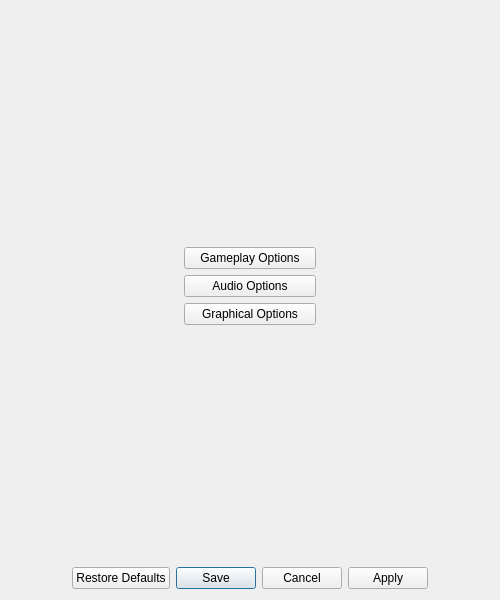
The window that Source/Widgets/settings_dialog.ui (CorruptedBrainn/The-VALUE) describes before a commit, drawn with Qt 5.
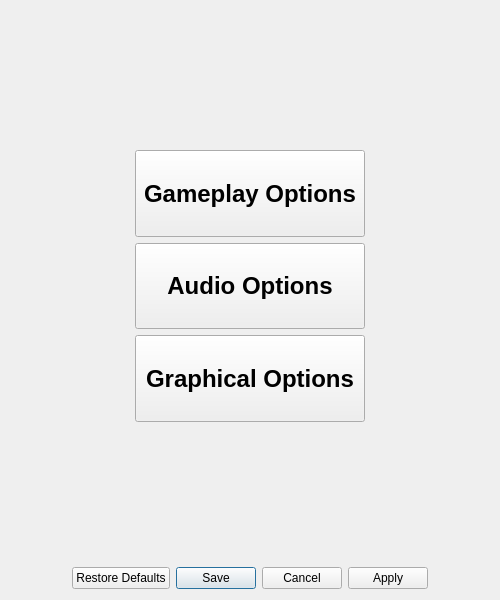
The same window after the commit.

```diff
--- a/Source/Widgets/settings_dialog.ui
+++ b/Source/Widgets/settings_dialog.ui
@@ -20,9 +20,21 @@
       <number>0</number>
      </property>
      <widget class="QWidget" name="page">
-      <layout class="QGridLayout" name="gridLayout" rowstretch="3,1,1,1,3" columnstretch="5,4,5">
+      <layout class="QGridLayout" name="gridLayout" rowstretch="3,2,2,2,3" columnstretch="1,2,1">
        <item row="2" column="1">
         <widget class="QPushButton" name="audioButton">
+         <property name="sizePolicy">
+          <sizepolicy hsizetype="Minimum" vsizetype="Preferred">
+           <horstretch>0</horstretch>
+           <verstretch>0</verstretch>
+          </sizepolicy>
+         </property>
+         <property name="font">
+          <font>
+           <pointsize>18</pointsize>
+           <bold>true</bold>
+          </font>
+         </property>
          <property name="text">
           <string>Audio Options</string>
          </property>
@@ -69,6 +81,18 @@
        </item>
        <item row="3" column="1">
         <widget class="QPushButton" name="graphicsButton">
+         <property name="sizePolicy">
+          <sizepolicy hsizetype="Minimum" vsizetype="Preferred">
+           <horstretch>0</horstretch>
+           <verstretch>0</verstretch>
+          </sizepolicy>
+         </property>
+         <property name="font">
+          <font>
+           <pointsize>18</pointsize>
+           <bold>true</bold>
+          </font>
+         </property>
          <property name="text">
           <string>Graphical Options</string>
          </property>
@@ -76,6 +100,18 @@
        </item>
        <item row="1" column="1">
         <widget class="QPushButton" name="gameplayButton">
+         <property name="sizePolicy">
+          <sizepolicy hsizetype="Minimum" vsizetype="Preferred">
+           <horstretch>0</horstretch>
+           <verstretch>0</verstretch>
+          </sizepolicy>
+         </property>
+         <property name="font">
+          <font>
+           <pointsize>18</pointsize>
+           <bold>true</bold>
+          </font>
+         </property>
          <property name="text">
           <string>Gameplay Options</string>
          </property>
```
Left out of the diff: 35 changed lines with no effect on the pictures.
